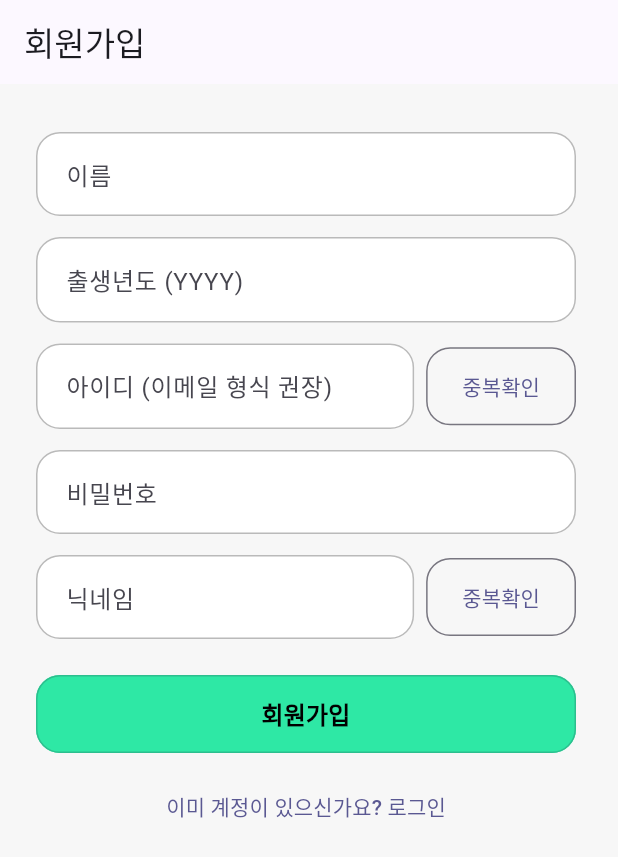
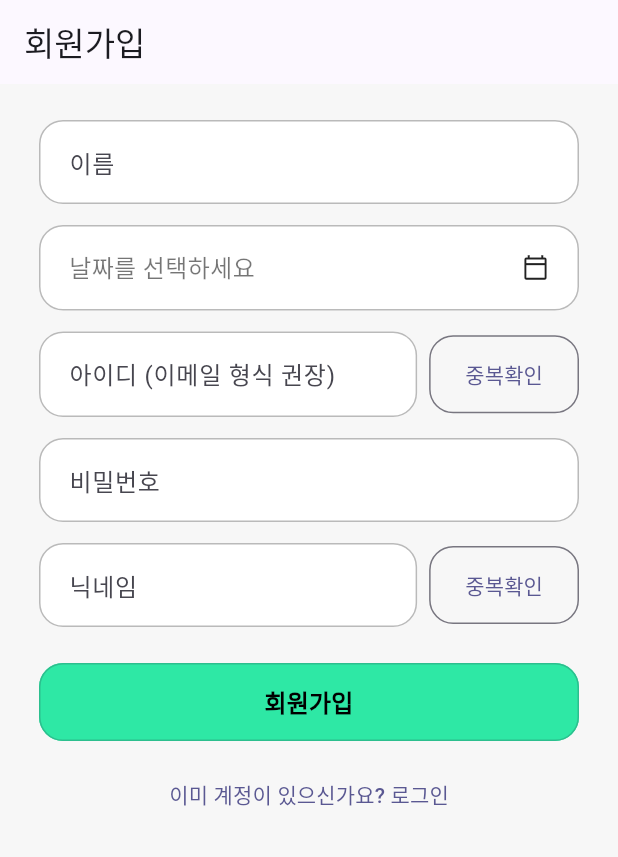
Before and after one commit to hoyoung13/aiready, a Flutter app: the SignupPage screen opened by its route, on a phone screen of 412 x 824 dp. Shown: the top 857 px of the screen. Run offline on Flutter 3.47's test engine with Material 3 defaults, Android fonts, the phone set to English and light mode, and no system bars; our stand-ins replace cloud_firestore, firebase_auth, firebase_core, flutter_riverpod, go_router; missing offline and left inert: kakao_flutter_sdk_user; accounts and stored records are empty.

```diff
--- a/lib/features/auth/signup_page.dart
+++ b/lib/features/auth/signup_page.dart
@@ -11,10 +11,11 @@ class SignupPage extends StatefulWidget {
 
 class _SignupPageState extends State<SignupPage> {
   final _nameCtl = TextEditingController();
-  final _birthCtl = TextEditingController(); // YYYY
-  final _emailCtl = TextEditingController(); // 아이디(이메일 권장)
+  final _emailCtl = TextEditingController(); // 아이디(이메일)
   final _pwCtl = TextEditingController();
   final _nickCtl = TextEditingController();
+
+  DateTime? _birthDate;
 
   bool _loading = false;
   bool? _emailOk; // true=사용가능, false=중복, null=미확인
@@ -23,19 +24,20 @@ class _SignupPageState extends State<SignupPage> {
   @override
   void dispose() {
     _nameCtl.dispose();
-    _birthCtl.dispose();
     _emailCtl.dispose();
     _pwCtl.dispose();
     _nickCtl.dispose();
     super.dispose();
   }
 
+  void _msg(String m) =>
+      ScaffoldMessenger.of(context).showSnackBar(SnackBar(content: Text(m)));
+
   InputDecoration _input(String hint) => InputDecoration(
         hintText: hint,
         filled: true,
         fillColor: Colors.white,
-        contentPadding:
-            const EdgeInsets.symmetric(horizontal: 16, vertical: 16),
+        contentPadding: const EdgeInsets.symmetric(horizontal: 16, vertical: 16),
         enabledBorder: OutlineInputBorder(
           borderRadius: BorderRadius.circular(16),
           borderSide: const BorderSide(color: Color(0xFFBABABA)),
@@ -46,19 +48,32 @@ class _SignupPageState extends State<SignupPage> {
         ),
       );
 
+  Future<void> _pickBirthDate() async {
+    final now = DateTime.now();
+    final picked = await showDatePicker(
+      context: context,
+      initialDate: DateTime(now.year - 20, 1, 1),
+      firstDate: DateTime(1950, 1, 1),
+      lastDate: now,
+      helpText: '생년월일 선택',
+      cancelText: '취소',
+      confirmText: '확인',
+    );
+    if (picked != null) setState(() => _birthDate = picked);
+  }
+
   Future<void> _checkEmailDup() async {
     final email = _emailCtl.text.trim().toLowerCase();
     if (email.isEmpty) return _msg('아이디(이메일)를 입력하세요.');
     setState(() => _loading = true);
     try {
-      // usernames 컬렉션에 이메일을 문서 ID로 예약(조회만)
       final doc = await FirebaseFirestore.instance
           .collection('usernames')
           .doc(email)
           .get();
       setState(() => _emailOk = !doc.exists);
       _msg(doc.exists ? '이미 사용 중인 아이디예요.' : '사용 가능한 아이디예요.');
-    } catch (e) {
+    } catch (_) {
       _msg('아이디 확인 중 오류가 발생했어요.');
     } finally {
       setState(() => _loading = false);
@@ -76,7 +91,7 @@ class _SignupPageState extends State<SignupPage> {
           .get();
       setState(() => _nickOk = !doc.exists);
       _msg(doc.exists ? '이미 사용 중인 닉네임이에요.' : '사용 가능한 닉네임이에요.');
-    } catch (e) {
+    } catch (_) {
       _msg('닉네임 확인 중 오류가 발생했어요.');
     } finally {
       setState(() => _loading = false);
@@ -85,16 +100,12 @@ class _SignupPageState extends State<SignupPage> {
 
   Future<void> _signup() async {
     final name = _nameCtl.text.trim();
-    final birth = _birthCtl.text.trim();
     final email = _emailCtl.text.trim().toLowerCase();
     final pw = _pwCtl.text;
     final nickname = _nickCtl.text.trim();
 
-    if ([name, birth, email, pw, nickname].any((v) => v.isEmpty)) {
-      return _msg('모든 항목을 입력하세요.');
-    }
-    if (birth.length != 4 || int.tryParse(birth) == null) {
-      return _msg('출생년도를 YYYY 형식으로 입력하세요.');
+    if ([name, email, pw, nickname].any((v) => v.isEmpty) || _birthDate == null) {
+      return _msg('모든 항목을 입력/선택하세요.');
     }
     if (_emailOk == false || _nickOk == false) {
       return _msg('아이디/닉네임 중복을 확인해주세요.');
@@ -102,59 +113,51 @@ class _SignupPageState extends State<SignupPage> {
 
     setState(() => _loading = true);
     try {
-      // 1) Firebase Auth 사용자 생성 (이메일/비번)
+      // 1) Auth 사용자 생성
       final cred = await FirebaseAuth.instance
           .createUserWithEmailAndPassword(email: email, password: pw);
+      final uid = cred.user!.uid;
 
-      final uid = cred.user!.uid;
       final db = FirebaseFirestore.instance;
 
-      // 2) (MVP 방식) usernames / nicknames 문서 예약 → 중복 방지
-      //   ※ 경쟁 조건을 완벽히 막으려면 Cloud Functions에서 트랜잭션으로 처리 권장
+      // 2) usernames / nicknames 예약 + 3) users/{uid} 프로필 저장 (트랜잭션)
       await db.runTransaction((tx) async {
         final uRef = db.collection('usernames').doc(email);
         final nRef = db.collection('nicknames').doc(nickname);
+        final userRef = db.collection('users').doc(uid);
+
         if ((await tx.get(uRef)).exists) {
           throw Exception('아이디가 이미 예약되었습니다.');
         }
         if ((await tx.get(nRef)).exists) {
           throw Exception('닉네임이 이미 예약되었습니다.');
         }
+
         tx.set(uRef, {'uid': uid, 'at': FieldValue.serverTimestamp()});
         tx.set(nRef, {'uid': uid, 'at': FieldValue.serverTimestamp()});
-      });
-
-      // 3) users/{uid} 프로필 저장
-      await db.collection('users').doc(uid).set({
+        tx.set(userRef, {
           'name': name,
-        'birthYear': int.parse(birth),
+          'birthDate': Timestamp.fromDate(_birthDate!), // YYYY-MM-DD 전체 저장
+          'birthDateStr': _birthDate!.toIso8601String().split('T').first,
           'email': email,
           'nickname': nickname,
           'resumePublic': false,
           'createdAt': FieldValue.serverTimestamp(),
         });
+      });
 
       _msg('회원가입이 완료되었습니다.');
-      if (mounted) context.go('/'); // 완료 후 로그인 화면으로
+      if (mounted) context.go('/'); // 가입 후 로그인 화면 등으로 이동
     } on FirebaseAuthException catch (e) {
       _msg(e.message ?? '회원가입 실패');
     } catch (e) {
       _msg('회원가입 중 오류가 발생했어요.');
     } finally {
-      setState(() => _loading = false);
+      if (mounted) setState(() => _loading = false);
     }
   }
 
-  void _msg(String m) =>
-      ScaffoldMessenger.of(context).showSnackBar(SnackBar(content: Text(m)));
-
-  @override
-  Widget build(BuildContext context) {
-    const mint = Color(0xFF2EE8A5);
-    const kakao = Color(0xFFFEE500); // 사용은 안 하지만 통일성 위해
-    const r = 16.0;
-
-    Widget rowWithCheck({
+  Widget _rowWithCheck({
     required TextEditingController controller,
     required String hint,
     required VoidCallback onCheck,
@@ -184,7 +187,7 @@ class _SignupPageState extends State<SignupPage> {
             onPressed: onCheck,
             style: OutlinedButton.styleFrom(
               shape: RoundedRectangleBorder(
-                  borderRadius: BorderRadius.circular(r),
+                borderRadius: BorderRadius.circular(16),
               ),
             ),
             child: const Text('중복확인'),
@@ -194,6 +197,10 @@ class _SignupPageState extends State<SignupPage> {
     );
   }
 
+  @override
+  Widget build(BuildContext context) {
+    const mint = Color(0xFF2EE8A5);
+
     return Scaffold(
       backgroundColor: const Color(0xFFF7F7F7),
       appBar: AppBar(title: const Text('회원가입')),
@@ -202,21 +209,50 @@ class _SignupPageState extends State<SignupPage> {
           absorbing: _loading,
           child: SingleChildScrollView(
             padding: const EdgeInsets.all(24),
+            child: Center(
               child: ConstrainedBox(
                 constraints: const BoxConstraints(maxWidth: 360),
                 child: Column(
                   children: [
-                  const SizedBox(height: 8),
-                  TextField(controller: _nameCtl, decoration: _input('이름')),
-                  const SizedBox(height: 14),
+                    // 이름
                     TextField(
-                    controller: _birthCtl,
-                    keyboardType: TextInputType.number,
-                    decoration: _input('출생년도 (YYYY)'),
+                      controller: _nameCtl,
+                      decoration: _input('이름'),
+                      textInputAction: TextInputAction.next,
                     ),
                     const SizedBox(height: 14),
+
+                    // 생년월일 (DatePicker)
+                    InkWell(
+                      onTap: _pickBirthDate,
+                      child: InputDecorator(
+                        decoration: _input('생년월일 (YYYY-MM-DD)'),
+                        child: Row(
+                          mainAxisAlignment: MainAxisAlignment.spaceBetween,
+                          children: [
+                            Text(
+                              _birthDate == null
+                                  ? '날짜를 선택하세요'
+                                  : _birthDate!
+                                      .toIso8601String()
+                                      .split('T')
+                                      .first,
+                              style: TextStyle(
+                                fontSize: 16,
+                                color: _birthDate == null
+                                    ? Colors.black54
+                                    : Colors.black,
+                              ),
+                            ),
+                            const Icon(Icons.calendar_today_outlined, size: 18),
+                          ],
+                        ),
+                      ),
+                    ),
+                    const SizedBox(height: 14),
+
                     // 아이디(이메일) + 중복확인
-                  rowWithCheck(
+                    _rowWithCheck(
                       controller: _emailCtl,
                       hint: '아이디 (이메일 형식 권장)',
                       keyboardType: TextInputType.emailAddress,
@@ -224,14 +260,18 @@ class _SignupPageState extends State<SignupPage> {
                       ok: _emailOk,
                     ),
                     const SizedBox(height: 14),
+
+                    // 비밀번호
                     TextField(
                       controller: _pwCtl,
                       obscureText: true,
                       decoration: _input('비밀번호'),
+                      textInputAction: TextInputAction.next,
                     ),
                     const SizedBox(height: 14),
+
                     // 닉네임 + 중복확인
-                  rowWithCheck(
+                    _rowWithCheck(
                       controller: _nickCtl,
                       hint: '닉네임',
                       onCheck: _checkNickDup,
@@ -239,7 +279,7 @@ class _SignupPageState extends State<SignupPage> {
                     ),
                     const SizedBox(height: 24),
 
-                  // 가입 버튼
+                    // 회원가입 버튼
                     SizedBox(
                       width: double.infinity,
                       height: 52,
@@ -250,17 +290,22 @@ class _SignupPageState extends State<SignupPage> {
                           foregroundColor: Colors.black,
                           elevation: 0,
                           shape: RoundedRectangleBorder(
-                          borderRadius: BorderRadius.circular(r),
+                            borderRadius: BorderRadius.circular(16),
                             side: const BorderSide(
                                 color: Color(0xFF2CBF8E), width: 1),
                           ),
                         ),
-                      child: const Text('회원가입',
+                        child: const Text(
+                          '회원가입',
                           style: TextStyle(
-                              fontSize: 16, fontWeight: FontWeight.w700)),
+                            fontSize: 16,
+                            fontWeight: FontWeight.w700,
+                          ),
+                        ),
                       ),
                     ),
                     const SizedBox(height: 12),
+
                     TextButton(
                       onPressed: () => context.go('/'),
                       child: const Text('이미 계정이 있으신가요? 로그인'),
@@ -271,8 +316,9 @@ class _SignupPageState extends State<SignupPage> {
             ),
           ),
         ),
+      ),
       floatingActionButton:
-          _loading ? const Center(child: CircularProgressIndicator()) : null,
+          _loading ? const CircularProgressIndicator() : null,
       floatingActionButtonLocation: FloatingActionButtonLocation.centerFloat,
     );
   }
```
Also changed, not shown: lib/features/tabs/tabs_page.dart (added, +219 -0 lines), pubspec.lock, 1 other file. Lines whose indentation alone changed are shown as unchanged.
